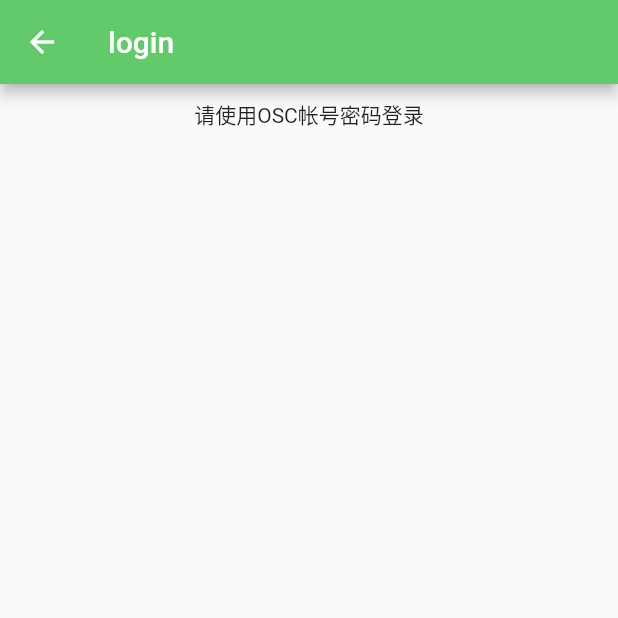
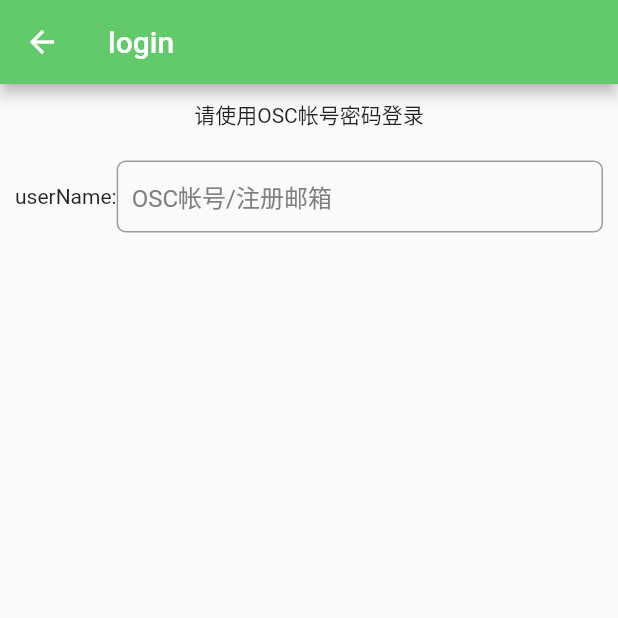
Before and after one commit to jinshilaoyao/osctest, a Flutter app: the NewLoginPage screen opened directly, on a phone screen of 412 x 824 dp, the top half of it. Run offline on Flutter 3.47's test engine with Material 2 defaults, Android fonts, the phone set to English and light mode, and no system bars; our stand-ins replace event_bus, shared_preferences; missing offline and left inert: flutter_webview_plugin; accounts and stored records are empty; network calls fail.

Commit message:
login UI

```diff
--- a/lib/pages/NewLoginPage.dart
+++ b/lib/pages/NewLoginPage.dart
@@ -138,6 +138,25 @@ class _NewLoginPageState extends State<NewLoginPage> {
             Center(child: Text("请使用OSC帐号密码登录")),
             Container(
               height: 20,
+            ),
+            Row(
+              crossAxisAlignment: CrossAxisAlignment.center,
+              children: <Widget>[
+                Text("userName:"),
+                Expanded(
+                  child: TextField(
+                    controller: usernameCtrl,
+                    decoration: InputDecoration(
+                      hintText: "OSC帐号/注册邮箱",
+                      hintStyle: TextStyle(color: Color(0xff808080)),
+                      border: OutlineInputBorder(
+                        borderRadius: BorderRadius.all(Radius.circular(6.0))
+                      ),
+                      contentPadding: EdgeInsets.all(10)
+                    ),
+                  ),
+                )
+              ],
             )
           ],
         ),
```
